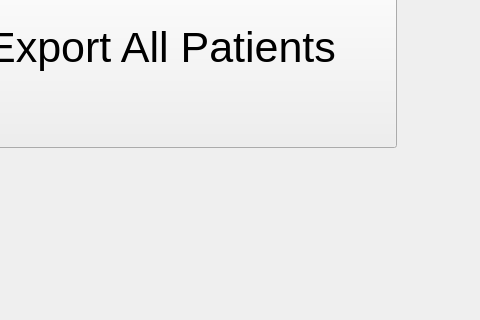
This is form.ui in OhaoTech/ClinicManager as Qt 5 draws it before an edit; both pictures show x 134 to 614 and y 583 to 903 of the 614 by 903 pixel window. The edited form follows.
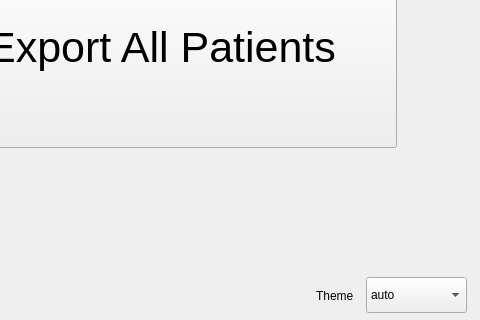
This is the edited form. Icons and pictures are not drawn.

Commit message: beautified UI and theme

```diff
--- a/form.ui
+++ b/form.ui
@@ -85,6 +85,44 @@
      <string>Export All Patients</string>
     </property>
    </widget>
+   <widget class="QLabel" name="theme_label">
+    <property name="geometry">
+     <rect>
+      <x>450</x>
+      <y>870</y>
+      <width>66</width>
+      <height>18</height>
+     </rect>
+    </property>
+    <property name="text">
+     <string>Theme</string>
+    </property>
+   </widget>
+   <widget class="QComboBox" name="theme_comboBox">
+    <property name="geometry">
+     <rect>
+      <x>500</x>
+      <y>860</y>
+      <width>101</width>
+      <height>36</height>
+     </rect>
+    </property>
+    <item>
+     <property name="text">
+      <string>auto</string>
+     </property>
+    </item>
+    <item>
+     <property name="text">
+      <string>light</string>
+     </property>
+    </item>
+    <item>
+     <property name="text">
+      <string>dark</string>
+     </property>
+    </item>
+   </widget>
   </widget>
   <action name="actionImport">
    <property name="text">
```
The commit also changes 6 other files.
